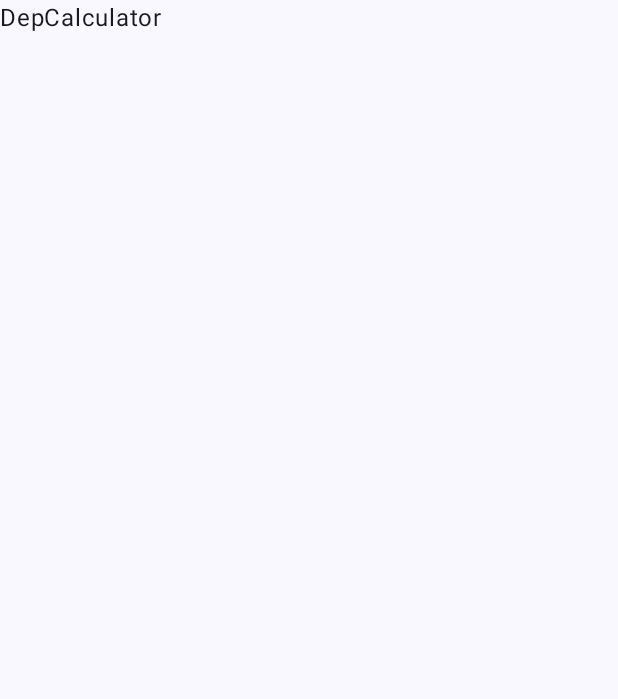
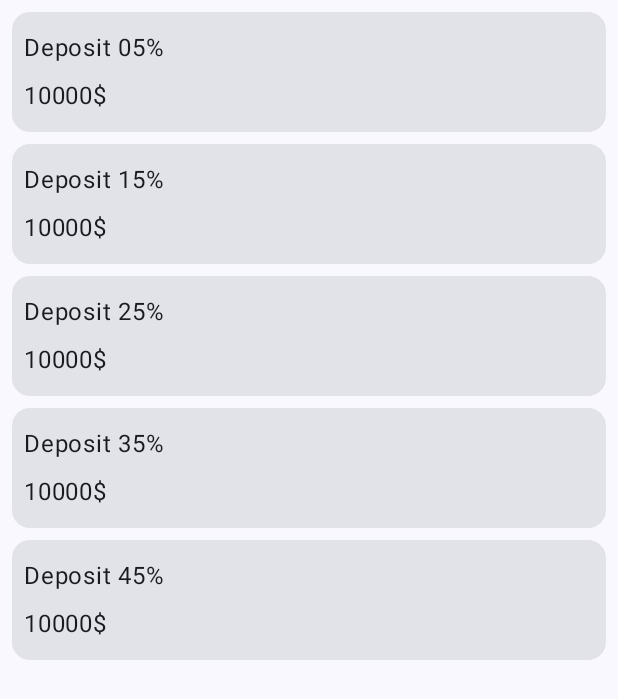
Before and after one commit to NjordJ/DepCalculator, an Android app built with Jetpack Compose: the screen it shows after launch (MainActivity), on a phone screen of 412 x 824 dp. Before the commit the part shown is almost empty. Shown: the top 699 px of the screen. Run offline under Robolectric (Android 15) with nearby library versions, the phone set to English and light mode, and no system bars.

Commit message:
Screens for deposit

```diff
--- a/app/src/main/java/com/irudaru/depcalculator/MainActivity.kt
+++ b/app/src/main/java/com/irudaru/depcalculator/MainActivity.kt
@@ -6,10 +6,8 @@ import androidx.activity.compose.setContent
 import androidx.compose.foundation.layout.fillMaxSize
 import androidx.compose.material3.MaterialTheme
 import androidx.compose.material3.Surface
-import androidx.compose.material3.Text
-import androidx.compose.runtime.Composable
 import androidx.compose.ui.Modifier
-import androidx.compose.ui.tooling.preview.Preview
+import com.irudaru.depcalculator.ui.home.screens.HomeScreen
 import com.irudaru.depcalculator.ui.theme.DepCalculatorTheme
 
 class MainActivity : ComponentActivity() {
@@ -21,25 +19,9 @@ class MainActivity : ComponentActivity() {
                     modifier = Modifier.fillMaxSize(),
                     color = MaterialTheme.colorScheme.background
                 ) {
-                    Greeting()
+                    HomeScreen()
                 }
             }
         }
     }
 }
-
-@Composable
-fun Greeting(modifier: Modifier = Modifier) {
-    Text(
-        text = "DepCalculator",
-        modifier = modifier
-    )
-}
-
-@Preview(showBackground = true)
-@Composable
-fun GreetingPreview() {
-    DepCalculatorTheme {
-        Greeting()
-    }
-}
--- /dev/null
+++ b/app/src/main/java/com/irudaru/depcalculator/ui/depositlist/screens/DepositListScreen.kt
@@ -0,0 +1,74 @@
+package com.irudaru.depcalculator.ui.depositlist.screens
+
+import androidx.compose.foundation.layout.Column
+import androidx.compose.foundation.layout.Row
+import androidx.compose.foundation.layout.fillMaxWidth
+import androidx.compose.foundation.layout.padding
+import androidx.compose.foundation.layout.wrapContentWidth
+import androidx.compose.foundation.lazy.LazyColumn
+import androidx.compose.material3.Card
+import androidx.compose.material3.Text
+import androidx.compose.runtime.Composable
+import androidx.compose.ui.Alignment
+import androidx.compose.ui.Modifier
+import androidx.compose.ui.tooling.preview.Preview
+import androidx.compose.ui.unit.dp
+import com.irudaru.depcalculator.ui.theme.DepCalculatorTheme
+
+@Composable
+fun DepositListScreen(modifier: Modifier = Modifier){
+    LazyColumn(
+        modifier = Modifier
+            .padding(4.dp)
+    ) {
+        items(5) { index ->
+            DepositCard(
+                index = index,
+                modifier = Modifier
+                    .fillMaxWidth()
+                    .padding(4.dp)
+            )
+        }
+    }
+}
+
+@Composable
+private fun DepositCard(index: Int, modifier: Modifier = Modifier) {
+    Card(
+        modifier = modifier
+    ) {
+        DepositCardContent(
+            index = index,
+            modifier = Modifier.padding(8.dp)
+        )
+    }
+}
+
+@Composable
+private fun DepositCardContent(index: Int, modifier: Modifier = Modifier) {
+    Column(modifier = modifier) {
+        Row(modifier = Modifier.padding(vertical = 4.dp)) {
+            Text(
+                text = "Deposit $index"
+            )
+            Text(
+                text = "5%",
+                modifier = Modifier.wrapContentWidth(Alignment.End)
+            )
+        }
+        Row(modifier = Modifier.padding(vertical = 4.dp)) {
+            Text(text = "10000$")
+        }
+    }
+}
+
+@Preview(
+    showBackground = true,
+    showSystemUi = true
+)
+@Composable
+private fun DepositListScreenPreview() {
+    DepCalculatorTheme {
+        DepositListScreen()
+    }
+}
--- /dev/null
+++ b/app/src/main/java/com/irudaru/depcalculator/ui/home/screens/HomeScreen.kt
@@ -0,0 +1,26 @@
+package com.irudaru.depcalculator.ui.home.screens
+
+import androidx.compose.foundation.layout.fillMaxSize
+import androidx.compose.runtime.Composable
+import androidx.compose.ui.Modifier
+import androidx.compose.ui.tooling.preview.Preview
+import com.irudaru.depcalculator.ui.depositlist.screens.DepositListScreen
+import com.irudaru.depcalculator.ui.theme.DepCalculatorTheme
+
+@Composable
+fun HomeScreen() {
+    DepositListScreen(
+        modifier = Modifier.fillMaxSize()
+    )
+}
+
+@Preview(
+    showBackground = true,
+    showSystemUi = true
+)
+@Composable
+private fun HomeScreenPreview() {
+    DepCalculatorTheme {
+        DepositListScreen()
+    }
+}
--- /dev/null
+++ b/app/src/main/res/drawable/ic_edit.xml
@@ -0,0 +1,5 @@
+<vector android:height="24dp" android:tint="#000000"
+    android:viewportHeight="24" android:viewportWidth="24"
+    android:width="24dp" xmlns:android="http://schemas.android.com/apk/res/android">
+    <path android:fillColor="@android:color/white" android:pathData="M3,17.25V21h3.75L17.81,9.94l-3.75,-3.75L3,17.25zM20.71,7.04c0.39,-0.39 0.39,-1.02 0,-1.41l-2.34,-2.34c-0.39,-0.39 -1.02,-0.39 -1.41,0l-1.83,1.83 3.75,3.75 1.83,-1.83z"/>
+</vector>
--- /dev/null
+++ b/app/src/main/res/drawable/ic_money.xml
@@ -0,0 +1,5 @@
+<vector android:height="24dp" android:tint="#000000"
+    android:viewportHeight="24" android:viewportWidth="24"
+    android:width="24dp" xmlns:android="http://schemas.android.com/apk/res/android">
+    <path android:fillColor="@android:color/white" android:pathData="M11.8,10.9c-2.27,-0.59 -3,-1.2 -3,-2.15 0,-1.09 1.01,-1.85 2.7,-1.85 1.78,0 2.44,0.85 2.5,2.1h2.21c-0.07,-1.72 -1.12,-3.3 -3.21,-3.81V3h-3v2.16c-1.94,0.42 -3.5,1.68 -3.5,3.61 0,2.31 1.91,3.46 4.7,4.13 2.5,0.6 3,1.48 3,2.41 0,0.69 -0.49,1.79 -2.7,1.79 -2.06,0 -2.87,-0.92 -2.98,-2.1h-2.2c0.12,2.19 1.76,3.42 3.68,3.83V21h3v-2.15c1.95,-0.37 3.5,-1.5 3.5,-3.55 0,-2.84 -2.43,-3.81 -4.7,-4.4z"/>
+</vector>
```
Also changed, not shown: app/src/main/java/com/irudaru/depcalculator/ui/deposititem/screens/DepositItemScreen.kt (added, +109 -0 lines), app/src/main/res/drawable/ic_percent.xml (added, +7 -0 lines).
